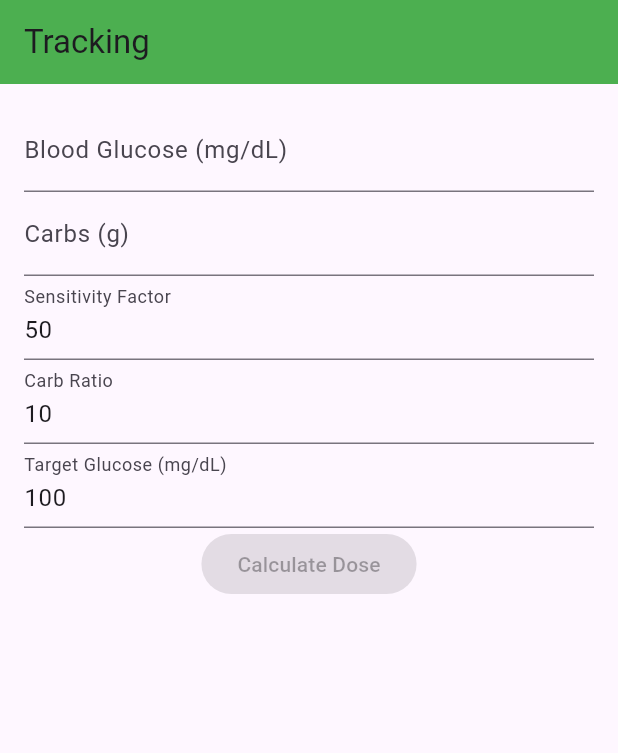
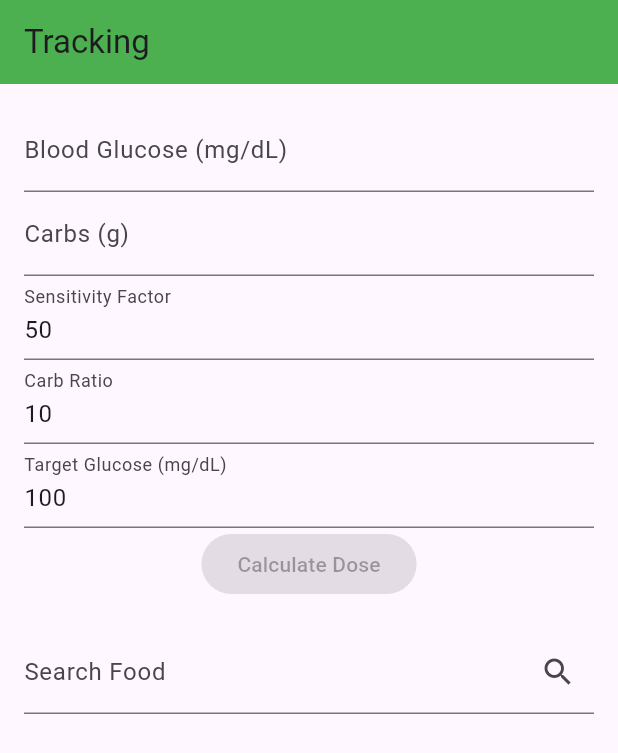
Before and after one commit to UNO-CSCI4830/GlucoGuide, a Flutter app: the FoodTrackerPage screen opened directly, on a phone screen of 412 x 824 dp. Shown: the top 753 px of the screen. Run offline on Flutter 3.47's test engine with Material 3 defaults, Android fonts, the phone set to English and light mode, and no system bars; our stand-ins replace cloud_firestore, firebase_auth, firebase_core; accounts and stored records are empty.

Commit message:
added the food search widget to the tracking page

```diff
--- a/glucoguide/lib/screens/food_tracker/food_tracker.dart
+++ b/glucoguide/lib/screens/food_tracker/food_tracker.dart
@@ -1,5 +1,6 @@
 import 'package:flutter/material.dart';
 import 'package:glucoguide/widgets/insulin_calculator.dart';
+import 'package:glucoguide/widgets/food_search.dart';
 
 class FoodTrackerPage extends StatefulWidget {
   const FoodTrackerPage({super.key});
@@ -24,6 +25,8 @@ class _FoodTrackerPageState extends State<FoodTrackerPage> {
             crossAxisAlignment: CrossAxisAlignment.start,
             children: const [
               InsulinDoseCalculator(),
+              SizedBox(height: 20),
+              FoodSearch(),
             ],
           ),
         ),
```
